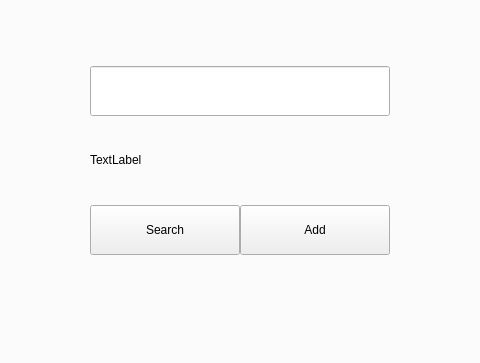
Before: the Qt Designer form main.ui in Porcupine1/School_Library_System, drawn with Qt 5; both pictures show x 314 to 794 and y 137 to 500 of the 1000 by 500 pixel window.
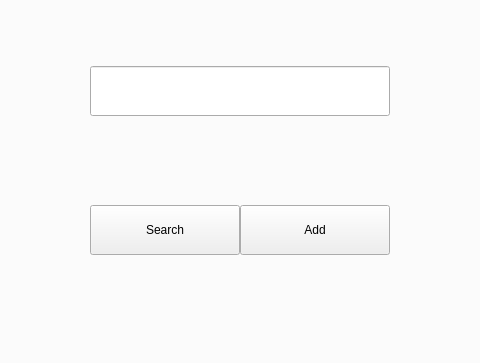
After: the same form once the commit is applied. The open tabs and pages were chosen to show the change. Icons and pictures are not drawn.

Commit message: Done with Category tab functionality

```diff
--- a/main.ui
+++ b/main.ui
@@ -358,7 +358,7 @@
          </rect>
         </property>
         <property name="text">
-         <string>TextLabel</string>
+         <string/>
         </property>
        </widget>
       </widget>
```
Left out of the diff: 2 changed lines with no effect on the pictures. The commit also changes 3 other files.
